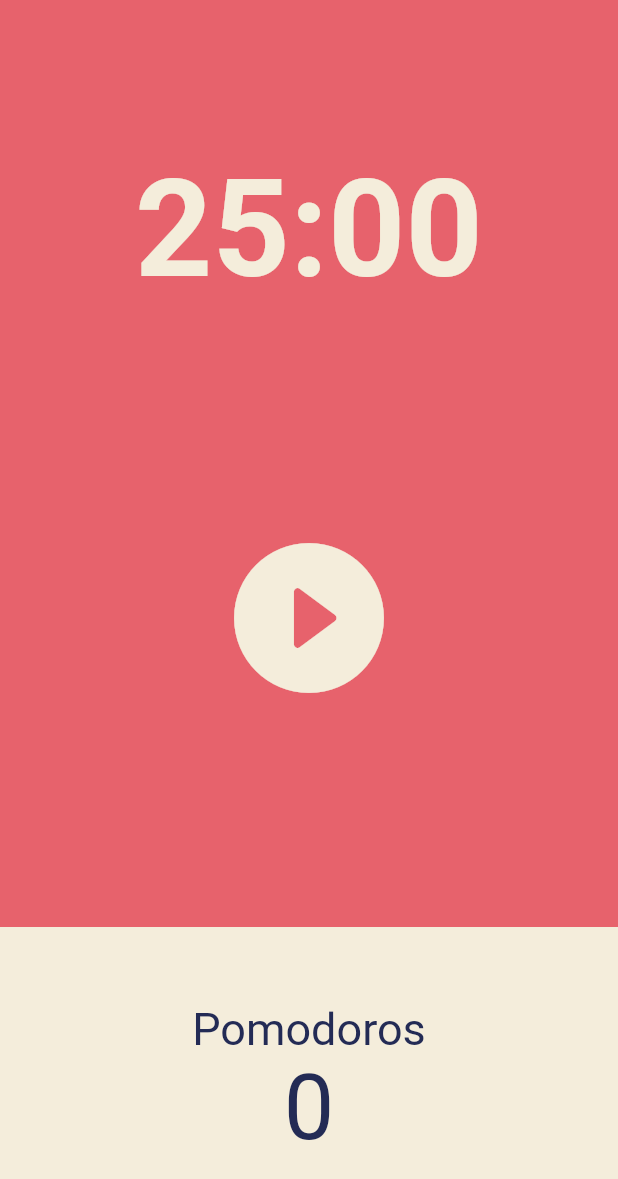
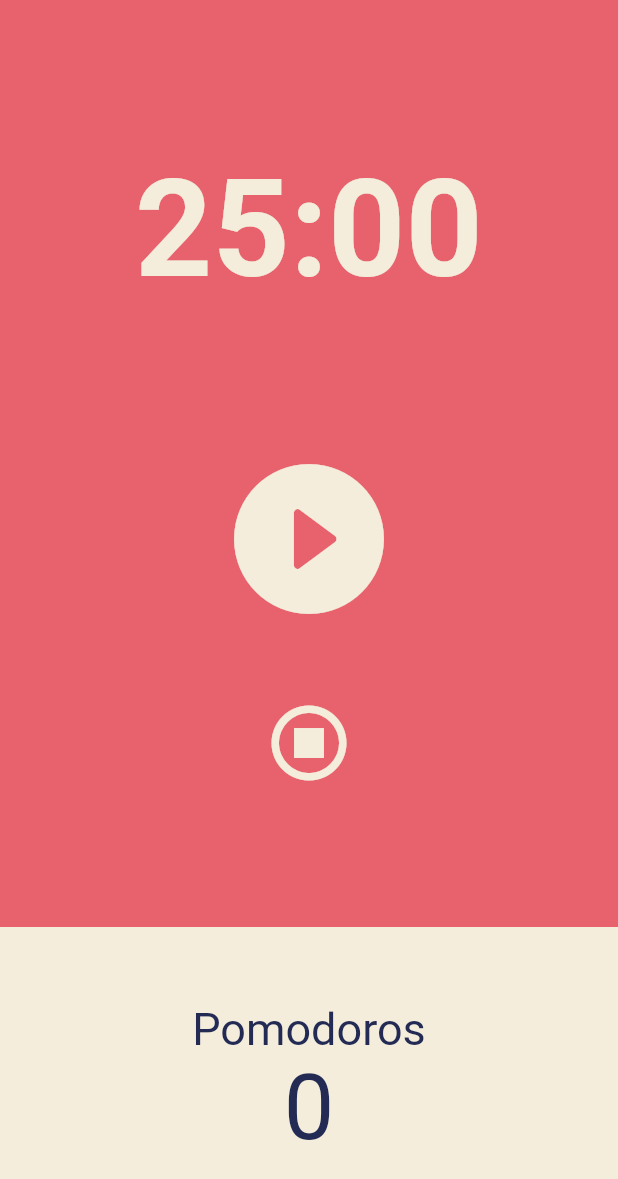
Before and after one commit to grootwo/Flutter-studying, a Flutter app: the screen it shows after launch, on a phone screen of 412 x 824 dp. Shown: the top 1179 px of the screen. Run offline on Flutter 3.47's test engine with Material 2 defaults, Android fonts, the phone set to English and light mode, and no system bars; our stand-ins replace flutter_time_picker_spinner.

Commit message:
Add stop icon

```diff
--- a/toonviewer/lib/screens/home_screen.dart
+++ b/toonviewer/lib/screens/home_screen.dart
@@ -76,13 +76,27 @@ class _HomeScreenState extends State<HomeScreen> {
           Flexible(
               flex: 2,
               child: Center(
-                child: IconButton(
+                child: Column(
+                  mainAxisAlignment: MainAxisAlignment.center,
+                  children: [
+                    IconButton(
                       iconSize: 120,
                       color: Theme.of(context).cardColor,
                       icon: Icon(isRunning
                           ? Icons.pause_circle_filled_rounded
                           : Icons.play_circle_filled_rounded),
                       onPressed: isRunning ? onPausePressd : onStartPressed,
+                    ),
+                    const SizedBox(
+                      height: 30,
+                    ),
+                    IconButton(
+                      iconSize: 60,
+                      color: Theme.of(context).cardColor,
+                      icon: const Icon(Icons.stop_circle_outlined),
+                      onPressed: isRunning ? onPausePressd : onStartPressed,
+                    ),
+                  ],
                 ),
               )),
           Flexible(
```
Lines whose indentation alone changed are shown as unchanged.
